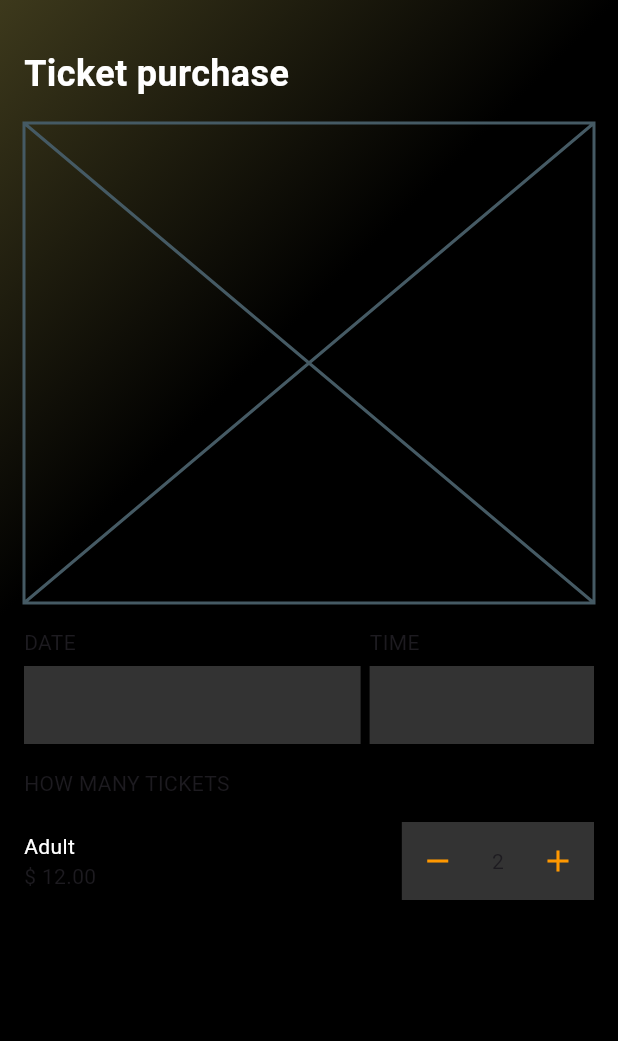
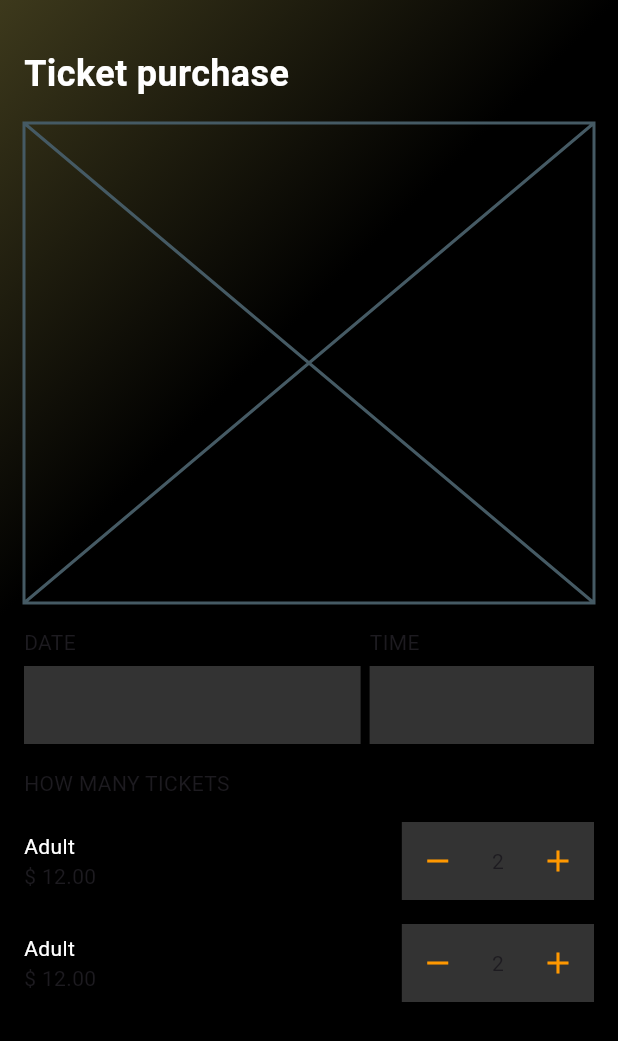
Before and after one commit to JAICHANGPARK/flutter_notebook_chapter_43, a Flutter app: the EventPurchasePage screen opened directly, on a phone screen of 412 x 824 dp. Shown: the top 1041 px of the screen. Run offline on Flutter 3.47's test engine with Material 3 defaults, Android fonts, the phone set to English and light mode, and no system bars; our stand-ins replace gap, hugeicons, percent_indicator.

Commit message:
Update event_purchase_page.dart

```diff
--- a/lib/ep2186_event_app/ui/event_purchase_page.dart
+++ b/lib/ep2186_event_app/ui/event_purchase_page.dart
@@ -127,6 +127,53 @@ class _EventPurchasePageState extends State<EventPurchasePage> {
                           ],
                         ),
                       ),
+
+                    ],
+                  ),
+                  Row(
+                    children: [
+                      Expanded(
+                        child: Column(
+                          crossAxisAlignment: CrossAxisAlignment.start,
+                          children: [
+                            Text(
+                              "Adult",
+                              style: TextStyle(
+                                color: Colors.white,
+                              ),
+                            ),
+                            Text("\$ 12.00"),
+                          ],
+                        ),
+                      ),
+                      Container(
+                        height: 52,
+                        decoration: BoxDecoration(
+                          color: Colors.white.withValues(alpha: .2),
+                        ),
+                        child: Row(
+                          spacing: 12,
+                          children: [
+                            IconButton(
+                              onPressed: () {},
+                              icon: Icon(
+                                Icons.remove,
+                              ),
+                              color: Colors.orange,
+                            ),
+                            Text("2"),
+                            IconButton(
+                              onPressed: () {},
+                              icon: Icon(
+                                Icons.add,
+                              ),
+
+                              color: Colors.orange,
+                            ),
+                          ],
+                        ),
+                      ),
+
                     ],
                   )
                 ],
```
